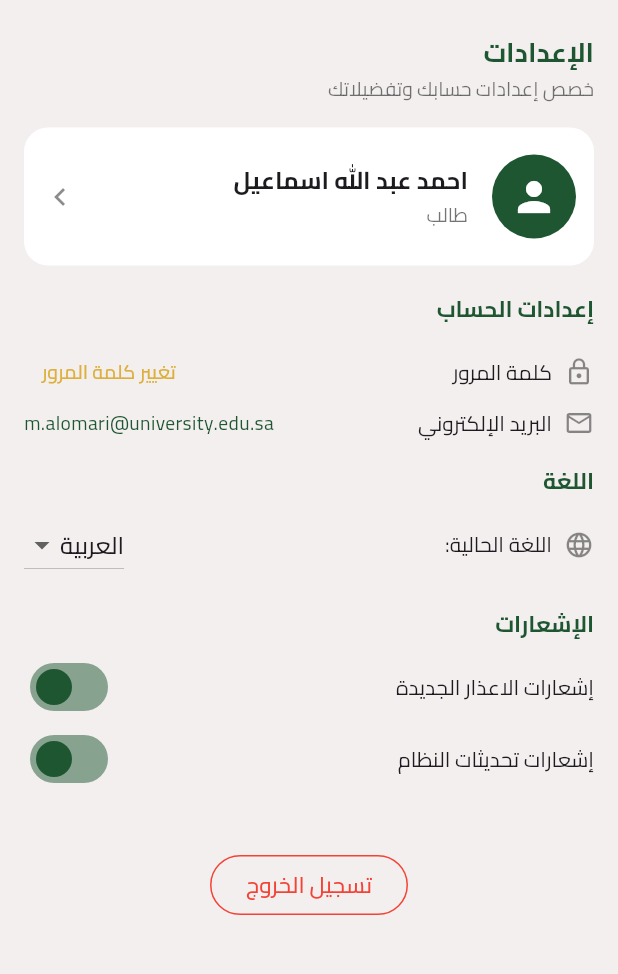
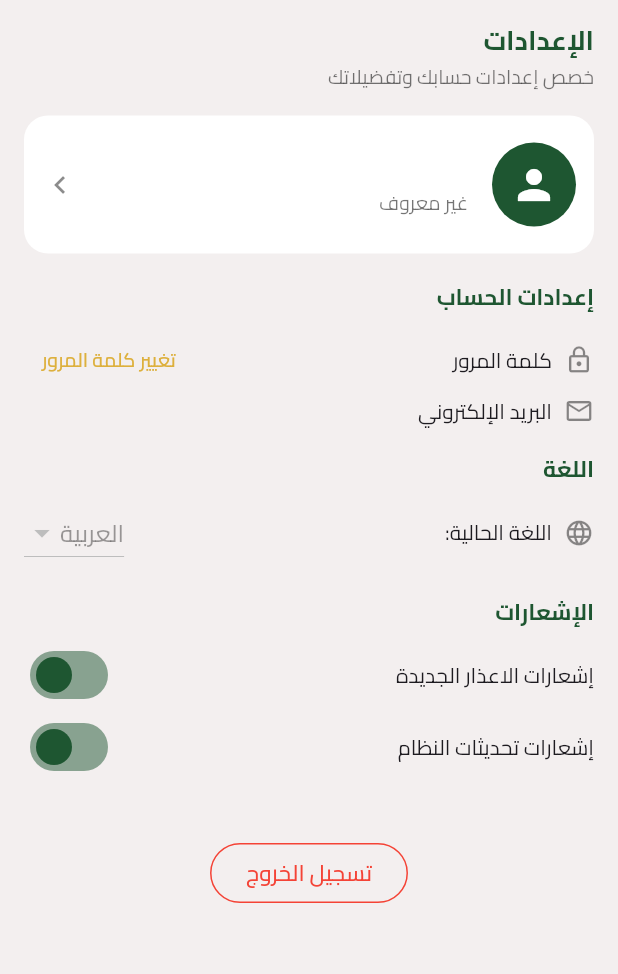
Before and after one commit to MohamedAwad07/student-absence, a Flutter app: the StudentProfilePage screen opened by its route, on a phone screen of 412 x 824 dp, the part 90-1064 px from its top. Run offline on Flutter 3.47's test engine with Material 3 defaults, Android fonts, the phone set to English and light mode, and no system bars; our stand-ins replace awesome_bottom_bar, cherry_toast, cloud_firestore, dartz, dio, equatable and 9 more; accounts and stored records are empty.

Commit message:
finish student track excuses and profile functionality

```diff
--- a/lib/features/roles/student/presentation/screens/profile/student_profile.dart
+++ b/lib/features/roles/student/presentation/screens/profile/student_profile.dart
@@ -7,11 +7,20 @@
 import 'package:student_absence/features/auth/controller/auth_cubit/auth_cubit.dart';
 import 'package:student_absence/features/auth/controller/auth_cubit/auth_state.dart';
 
-class StudentProfilePage extends StatelessWidget {
+class StudentProfilePage extends StatefulWidget {
   const StudentProfilePage({super.key});
 
   @override
+  State<StudentProfilePage> createState() => _StudentProfilePageState();
+}
+
+class _StudentProfilePageState extends State<StudentProfilePage> {
+  bool notifyExcuses = true;
+  bool notifySystem = true;
+
+  @override
   Widget build(BuildContext context) {
+    final userModel = context.read<AuthCubit>().currentUser;
     return BlocListener<AuthCubit, AuthState>(
       listener: (context, state) {
         if (state is Unauthenticated) {
@@ -32,7 +41,6 @@
                 child: Column(
                   crossAxisAlignment: CrossAxisAlignment.start,
                   children: [
-                    const SizedBox(height: 8),
                     // Title
                     const Text(
                       'الإعدادات',
@@ -59,9 +67,9 @@
                         color: Colors.white,
                         borderRadius: BorderRadius.circular(16),
                       ),
-                      child: const Row(
+                      child: Row(
                         children: [
-                          CircleAvatar(
+                          const CircleAvatar(
                             radius: 28,
                             backgroundColor: AppColors.primary,
                             child: Icon(
@@ -70,22 +78,24 @@
                               size: 32,
                             ),
                           ),
-                          SizedBox(width: 16),
+                          const SizedBox(width: 16),
                           Expanded(
                             child: Column(
                               crossAxisAlignment: CrossAxisAlignment.start,
                               children: [
                                 Text(
-                                  'احمد عبد الله اسماعيل',
-                                  style: TextStyle(
+                                  userModel?.name ?? "غير معروف",
+                                  style: const TextStyle(
                                     fontWeight: FontWeight.bold,
                                     fontSize: 16,
                                   ),
                                 ),
-                                SizedBox(height: 2),
+                                const SizedBox(height: 2),
                                 Text(
-                                  'طالب',
-                                  style: TextStyle(
+                                  (userModel?.role) == "student"
+                                      ? "طالب"
+                                      : "غير معروف",
+                                  style: const TextStyle(
                                     color: Colors.black54,
                                     fontSize: 13,
                                   ),
@@ -93,7 +103,10 @@
                               ],
                             ),
                           ),
-                          Icon(Icons.chevron_right, color: Colors.black45),
+                          const Icon(
+                            Icons.chevron_right,
+                            color: Colors.black45,
+                          ),
                         ],
                       ),
                     ),
@@ -122,7 +135,46 @@
                         ),
                         const Spacer(),
                         TextButton(
-                          onPressed: () {},
+                          onPressed: () async {
+                            final emailController = TextEditingController(
+                              text: userModel?.email ?? '',
+                            );
+                            final result = await showDialog<String>(
+                              context: context,
+                              builder: (context) => AlertDialog(
+                                title: const Text('إعادة تعيين كلمة المرور'),
+                                content: TextField(
+                                  controller: emailController,
+                                  decoration: const InputDecoration(
+                                    labelText: 'البريد الإلكتروني',
+                                  ),
+                                ),
+                                actions: [
+                                  TextButton(
+                                    onPressed: () =>
+                                        Navigator.of(context).pop(),
+                                    child: const Text('إلغاء'),
+                                  ),
+                                  ElevatedButton(
+                                    onPressed: () => Navigator.of(
+                                      context,
+                                    ).pop(emailController.text),
+                                    child: const Text('إرسال'),
+                                  ),
+                                ],
+                              ),
+                            );
+                            if (result != null && result.isNotEmpty) {
+                              context.read<AuthCubit>().resetPassword(result);
+                              ScaffoldMessenger.of(context).showSnackBar(
+                                const SnackBar(
+                                  content: Text(
+                                    'تم إرسال رابط إعادة تعيين كلمة المرور إلى بريدك الإلكتروني (إن وجد).',
+                                  ),
+                                ),
+                              );
+                            }
+                          },
                           child: const Text(
                             'تغيير كلمة المرور',
                             style: TextStyle(
@@ -133,24 +185,27 @@
                         ),
                       ],
                     ),
-                    const Row(
+                    Row(
                       children: [
-                        Icon(
+                        const Icon(
                           Icons.email_outlined,
                           color: Colors.black45,
                           size: 20,
                         ),
-                        SizedBox(width: 8),
-                        Text(
+                        const SizedBox(width: 8),
+                        const Text(
                           'البريد الإلكتروني',
                           style: TextStyle(fontSize: 14),
                         ),
-                        Spacer(),
-                        Text(
-                          'm.alomari@university.edu.sa',
-                          style: TextStyle(
-                            color: AppColors.primary,
-                            fontSize: 13,
+                        const Spacer(),
+                        Padding(
+                          padding: const EdgeInsets.only(left: 10),
+                          child: Text(
+                            userModel?.email ?? "غير معروف",
+                            style: const TextStyle(
+                              color: AppColors.primary,
+                              fontSize: 13,
+                            ),
                           ),
                         ),
                       ],
@@ -187,7 +242,7 @@
                               child: Text('العربية'),
                             ),
                           ],
-                          onChanged: (v) {},
+                          onChanged: null,
                         ),
                       ],
                     ),
@@ -210,8 +265,12 @@
                         ),
                         const Spacer(),
                         Switch(
-                          value: true,
-                          onChanged: (v) {},
+                          value: notifyExcuses,
+                          onChanged: (v) {
+                            setState(() {
+                              notifyExcuses = v;
+                            });
+                          },
                           activeColor: AppColors.primary,
                         ),
                       ],
@@ -224,8 +283,12 @@
                         ),
                         const Spacer(),
                         Switch(
-                          value: true,
-                          onChanged: (v) {},
+                          value: notifySystem,
+                          onChanged: (v) {
+                            setState(() {
+                              notifySystem = v;
+                            });
+                          },
                           activeColor: AppColors.primary,
                         ),
                       ],
```
Also changed, not shown: lib/features/roles/student/presentation/controller/student_cubit/student_cubit.dart (+5 -4 lines), lib/features/roles/student/presentation/screens/track_excuses/student_track_excuses.dart (+56 -22 lines).
